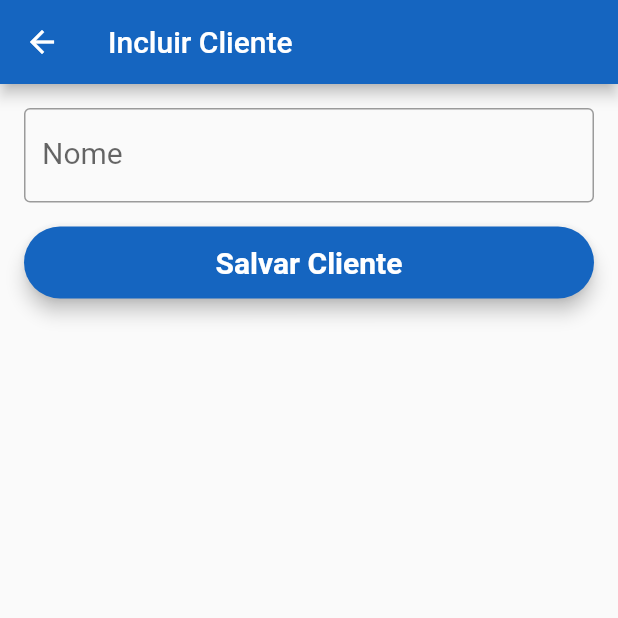
After one commit to Bortolinf/boilerplate, a Flutter app: the ClientesPage screen opened directly, after a tap on the "add" icon, on a phone screen of 412 x 824 dp, the top half of it. The commit adds this screen. Run offline on Flutter 3.47's test engine with Material 2 defaults, Android fonts, the phone set to English and light mode, and no system bars; our stand-ins replace cloud_firestore, connectivity, firebase_auth, moor_flutter, progress_dialog, rxdart; missing offline and left inert: bloc_pattern; accounts and stored records are empty; generated files the repository leaves out were written again; Roboto replaces fonts that are missing (Montserrat).

Commit message:
Adicionado Corpo da Sincronizacao + DAO das Tabelas

```diff
--- a/lib/main.dart
+++ b/lib/main.dart
@@ -1,9 +1,9 @@
 import 'package:flutter/material.dart';
+import 'package:prodesys_mobi/src/blocs/ConnectionStatusBloc.dart';
 import 'package:prodesys_mobi/src/models/user_repository.dart';
 import 'package:prodesys_mobi/src/pages/home_page.dart';
 import 'package:prodesys_mobi/src/pages/login_page.dart';
 import 'package:prodesys_mobi/src/pages/signup_page.dart';
-import 'package:prodesys_mobi/src/utils/network_check.dart';
 import 'package:provider/provider.dart' as providerU;
 import 'package:bloc_pattern/bloc_pattern.dart';
 
--- /dev/null
+++ b/lib/src/blocs/ClienteBloc.dart
@@ -0,0 +1,3 @@
+
+
+ // fim de tudo
--- a/lib/src/db/dao/ClienteDAO.dart
+++ b/lib/src/db/dao/ClienteDAO.dart
@@ -0,0 +1,32 @@
+import 'package:moor_flutter/moor_flutter.dart';
+import '../my_database.dart';
+
+part 'ClienteDAO.g.dart';
+
+@UseDao(tables:[Clientes])
+class ClienteDAO extends DatabaseAccessor<MyDatabase> with _$ClienteDAOMixin{
+
+ Stream<List<Cliente>> listAll(){
+   return (select(clientes)).watch();
+ }
+
+ Future addCliente(Cliente entity) {
+   return into(clientes).insert(entity);
+ }
+
+ Future removeCliente(id) {
+  // return (delete(clientes)..where((cli) => cli.id.equals(id)) ).go();
+    var query = delete(clientes);
+    query.where((cliente) => cliente.id.equals(id));
+    return query.go();
+  }
+
+
+
+ Future updateCliente(Cliente entity) {
+   return update(clientes).replace(entity);
+ }
+
+
+  ClienteDAO(MyDatabase db) : super(db);
+}
--- /dev/null
+++ b/lib/src/db/dao/ConfigurationDAO.dart
@@ -0,0 +1,9 @@
+import 'package:moor_flutter/moor_flutter.dart';
+import '../my_database.dart';
+
+part 'ConfigurationDAO.g.dart';
+
+@UseDao(tables:[Configurations])
+class ConfigurationDAO extends DatabaseAccessor<MyDatabase> with _$ConfigurationDAOMixin{
+  ConfigurationDAO(MyDatabase db) : super(db);
+}
--- /dev/null
+++ b/lib/src/db/dao/ProdutoDAO.dart
@@ -0,0 +1,9 @@
+import 'package:moor_flutter/moor_flutter.dart';
+import '../my_database.dart';
+
+part 'ProdutoDAO.g.dart';
+
+@UseDao(tables:[Produtos])
+class ProdutoDAO extends DatabaseAccessor<MyDatabase> with _$ProdutoDAOMixin{
+  ProdutoDAO(MyDatabase db) : super(db);
+}
--- a/lib/src/db/my_database.dart
+++ b/lib/src/db/my_database.dart
@@ -1,4 +1,8 @@
 import 'package:moor_flutter/moor_flutter.dart';
+import 'package:prodesys_mobi/src/db/dao/ClienteDAO.dart';
+
+import 'dao/ConfigurationDAO.dart';
+import 'dao/ProdutoDAO.dart';
 part 'my_database.g.dart';
 
 class Produtos extends Table {
@@ -10,7 +14,6 @@ class Produtos extends Table {
 class Clientes extends Table {
   IntColumn get id => integer().autoIncrement()();
   TextColumn get nome => text().withLength(min: 2, max: 40)();
-
 }
 
 
@@ -27,46 +30,21 @@ class Configurations extends Table {
 class MyDatabase extends _$MyDatabase {
 
   static final MyDatabase instance = MyDatabase._internal();
+  ProdutoDAO produtoDAO;
+  ClienteDAO clienteDAO;
+  ConfigurationDAO configurationDAO;
 
-  MyDatabase._internal() : super(FlutterQueryExecutor.inDatabaseFolder(path: 'db.sqlite'));
-
-  // construtores p/retornar dados
-  Future getAllProdutos(){
-    return select(produtos).get();
-  }
-
-  // construtores p/retornar dados - estatico
-  //Future getAllClientes(){
-  //  return select(clientes).get();
-  //}
- // construtores p/retornar dados - reativo
-  Stream getAllClientes(){
-    return select(clientes).watch();
-  }
-
-  // inclusao de registro
-  Future addCliente(Cliente cliente){
-    return into(clientes).insert(cliente);
-  }
-
-  Future updateCliente(Cliente cliente) {
-    return update(clientes).replace(cliente);
-  }
-
-  // exclusao de dados
-  Future deleteCliente(id) {
-    // METODO 1
-    // return (delete(clientes)..where((cliente) => cliente._id.equals(id))).go();
-    // METODO 2
-    var query = delete(clientes);
-    query.where((cliente) => cliente._id.equals(id));
-    return query.go();
+  MyDatabase._internal() : super(FlutterQueryExecutor.inDatabaseFolder(path: 'db.sqlite')){
+   // instancia o clienteDAO vinculando ele ao MyDatabase, representado aqui pelo 'instante'
+   clienteDAO = ClienteDAO(this);
+   produtoDAO = ProdutoDAO(this);
+   configurationDAO = ConfigurationDAO(this);
   }
 
 
 
 
-  //
+
 
   @override
   int get schemaVersion => 1;
--- a/lib/src/domain/dados.dart
+++ b/lib/src/domain/dados.dart
@@ -2,7 +2,7 @@ import 'package:cloud_firestore/cloud_firestore.dart';
 import 'package:prodesys_mobi/src/domain/singleton.dart';
 
 class ClienteData {
-  String id;
+  int id;
   String nome;
   String endereco;
   String telefone;
@@ -14,7 +14,7 @@ class ClienteData {
 
   // contrutor q cria o objeto a partir do snapshot
   ClienteData.fromDocument(DocumentSnapshot snapshot){
-    id = snapshot.documentID;
+    id = int.parse(snapshot.documentID);
     nome = snapshot.data["nome"];
     endereco = snapshot.data["endereco"];
     telefone = snapshot.data["telefone"];
--- a/lib/src/domain/singleton.dart
+++ b/lib/src/domain/singleton.dart
@@ -9,7 +9,7 @@ class AppData {
   String wtlUsrName = "";
 
   String wtlopc  = "";
-  String wtlCliId = "";
+  int wtlCliId;
   String wtlCliNom = "";
   String wtlCliEnd = "";
   String wtlCliTel = "";
--- a/lib/src/pages/clientes_page.dart
+++ b/lib/src/pages/clientes_page.dart
@@ -1,22 +1,30 @@
+import 'package:flutter/cupertino.dart';
 import 'package:flutter/material.dart';
 import 'package:prodesys_mobi/src/db/my_database.dart';
+import 'package:prodesys_mobi/src/domain/singleton.dart';
+
+import 'edtCliente_page.dart';
 
 class ClientesPage extends StatelessWidget {
   @override
   Widget build(BuildContext context) {
 
     // temporario para testar registros
-    MyDatabase.instance.addCliente(Cliente(id: 1, nome: "joaozinho de Deus"));
-    MyDatabase.instance.addCliente(Cliente(id: 2, nome: "Maria Bonita"));
+   // MyDatabase.instance.clienteDAO.addCliente(Cliente(id: 1, nome: "joaozinho de Deus"));
+   // MyDatabase.instance.clienteDAO.addCliente(Cliente(id: 2, nome: "Maria Bonita"));
 
 
     return Scaffold(
       appBar: AppBar(
         title: Text("Clientes") ,
         actions: <Widget>[
-          IconButton(icon: Icon(Icons.edit), onPressed: (){
+          IconButton(icon: Icon(Icons.add), onPressed: (){
+            appData.wtlopc = "I";
+            Navigator.push(context, CupertinoPageRoute(builder: (context){
+              return AddClientePage();
+            }));
             // teste de update
-            MyDatabase.instance.updateCliente((Cliente(id: 1, nome: "joaozinho Troca Nome")));
+            //MyDatabase.instance.clienteDAO.updateCliente((Cliente(id: 1, nome: "joaozinho Troca Nome")));
           },)
         ],
         ),
@@ -27,7 +35,7 @@ class ClientesPage extends StatelessWidget {
 _body(context) {
   return StreamBuilder<List<Cliente>>(
     initialData: [],
-    stream: MyDatabase.instance.getAllClientes(),
+    stream: MyDatabase.instance.clienteDAO.listAll(),
     builder: (context, snapshot) {
       if(!snapshot.hasData)
       return Center(
@@ -47,8 +55,16 @@ _body(context) {
             title: Text(cli.nome),
             subtitle: Text(cli.id.toString()),
             leading: IconButton(icon: Icon(Icons.delete),onPressed: (){
-              MyDatabase.instance.deleteCliente(cli.id);
+              MyDatabase.instance.clienteDAO.removeCliente(cli.id);
             },),
+            onTap: (){
+              appData.wtlopc = "A";
+              appData.wtlCliNom = cli.nome;
+              appData.wtlCliId = cli.id;
+               Navigator.push(context, CupertinoPageRoute(builder: (context){
+              return AddClientePage();
+                 }));
+            },
           );
         },
       );
--- /dev/null
+++ b/lib/src/pages/edtCliente_page.dart
@@ -0,0 +1,90 @@
+import 'package:flutter/material.dart';
+import 'package:prodesys_mobi/src/db/dao/ClienteDAO.dart';
+import 'package:prodesys_mobi/src/db/my_database.dart';
+import 'package:prodesys_mobi/src/domain/singleton.dart';
+
+class AddClientePage extends StatefulWidget {
+  @override
+  _AddClientePageState createState() => _AddClientePageState();
+}
+
+class _AddClientePageState extends State<AddClientePage> {
+  String nome;
+
+  TextStyle style = TextStyle(fontFamily: 'Montserrat', fontSize: 20.0);
+  TextEditingController _nome;
+  final _formKey = GlobalKey<FormState>();
+  final _key = GlobalKey<ScaffoldState>();
+
+  @override
+  void initState() {
+    super.initState();
+    _nome = TextEditingController(text: "");
+    if (appData.wtlopc == "A") {
+      _nome = TextEditingController(text: appData.wtlCliNom);
+    }
+  }
+
+  @override
+  Widget build(BuildContext context) {
+    return Scaffold(
+      key: _key,
+      appBar: AppBar(title: Text(
+        appData.wtlopc == "I" ? "Incluir Cliente" : "Editar Cliente",
+        ),),
+      body: Form(
+        key: _formKey,
+        child: ListView(
+          shrinkWrap: true,
+          children: <Widget>[
+             Padding(
+                padding: const EdgeInsets.all(16.0),
+                child: TextFormField(
+                  controller: _nome,
+                  validator: (value) => (value.isEmpty || value.length < 3)
+                      ? "Informe um Nome Válido"
+                      : null,
+                  style: style,
+                  decoration: InputDecoration(
+                     // prefixIcon: Icon(Icons.),
+                      labelText: "Nome",
+                      border: OutlineInputBorder()),
+                ),
+              ),
+
+               Padding(
+                      padding: const EdgeInsets.symmetric(horizontal: 16.0),
+                      child: Material(
+                        elevation: 5.0,
+                        borderRadius: BorderRadius.circular(30.0),
+                        color: Theme.of(context).primaryColor,
+                        child: MaterialButton(
+                          child: Text(
+                            "Salvar Cliente",
+                            style: style.copyWith(
+                                color: Colors.white,
+                                fontWeight: FontWeight.bold),
+                          ),
+                          onPressed: (){
+                              if (_formKey.currentState.validate()) {
+                                if(appData.wtlopc == "I") {
+                                  MyDatabase.instance.clienteDAO.addCliente(Cliente(nome: _nome.text));
+                                } else {
+                                  MyDatabase.instance.clienteDAO.updateCliente(
+                                    Cliente(id: appData.wtlCliId, nome: _nome.text));
+                                }
+                                Navigator.of(context).pop();
+                          }
+                          }
+                        ),
+                      ),
+                    ),
+
+
+          ],
+        ),
+      )
+
+    );
+  }
+}
--- a/lib/src/pages/sincro_page.dart
+++ b/lib/src/pages/sincro_page.dart
@@ -1,7 +1,7 @@
 import 'package:bloc_pattern/bloc_pattern.dart';
 import 'package:flutter/material.dart';
+import 'package:prodesys_mobi/src/blocs/ConnectionStatusBloc.dart';
 import 'package:prodesys_mobi/src/utils/alerts.dart';
-import 'package:prodesys_mobi/src/utils/network_check.dart';
 import 'package:progress_dialog/progress_dialog.dart';
 
 ProgressDialog pr;
```
Also changed, not shown: lib/src/blocs/ConnectionStatusBloc.dart (renamed from lib/src/utils/network_check.dart), lib/src/db/dao/ClienteDAO.g.dart (added), lib/src/db/dao/ConfigurationDAO.g.dart (added), lib/src/db/dao/ProdutoDAO.g.dart (added), lib/src/db/my_database.g.dart.
